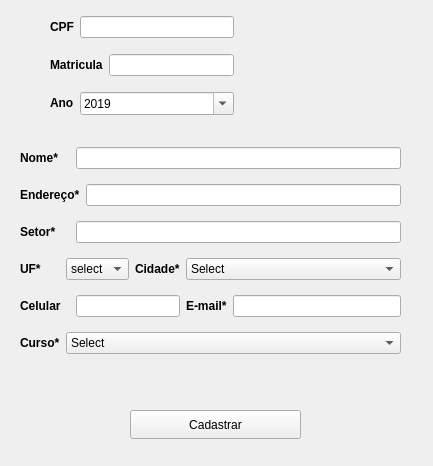
leonardopereira10/UEG, file SistemaDeMatriculas-V0/cadastroaluno.ui: the form before one commit.
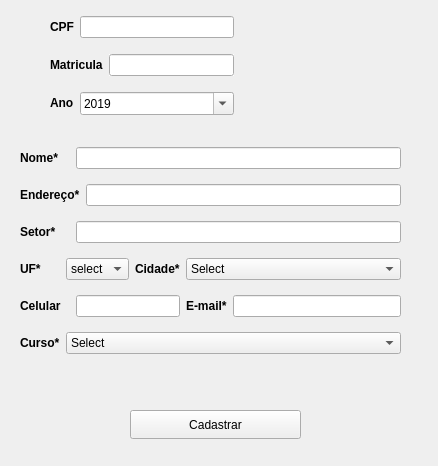
The form after the commit. Icons and pictures are not drawn.

Diff of the .ui file:
```diff
--- a/SistemaDeMatriculas-V0/cadastroaluno.ui
+++ b/SistemaDeMatriculas-V0/cadastroaluno.ui
@@ -6,10 +6,34 @@
    <rect>
     <x>0</x>
     <y>0</y>
-    <width>433</width>
+    <width>438</width>
     <height>466</height>
    </rect>
   </property>
+  <property name="sizePolicy">
+   <sizepolicy hsizetype="Preferred" vsizetype="Preferred">
+    <horstretch>0</horstretch>
+    <verstretch>0</verstretch>
+   </sizepolicy>
+  </property>
+  <property name="minimumSize">
+   <size>
+    <width>0</width>
+    <height>466</height>
+   </size>
+  </property>
+  <property name="maximumSize">
+   <size>
+    <width>438</width>
+    <height>466</height>
+   </size>
+  </property>
+  <property name="sizeIncrement">
+   <size>
+    <width>1</width>
+    <height>1</height>
+   </size>
+  </property>
   <property name="windowTitle">
    <string>Cadastro de aluno</string>
   </property>
```
